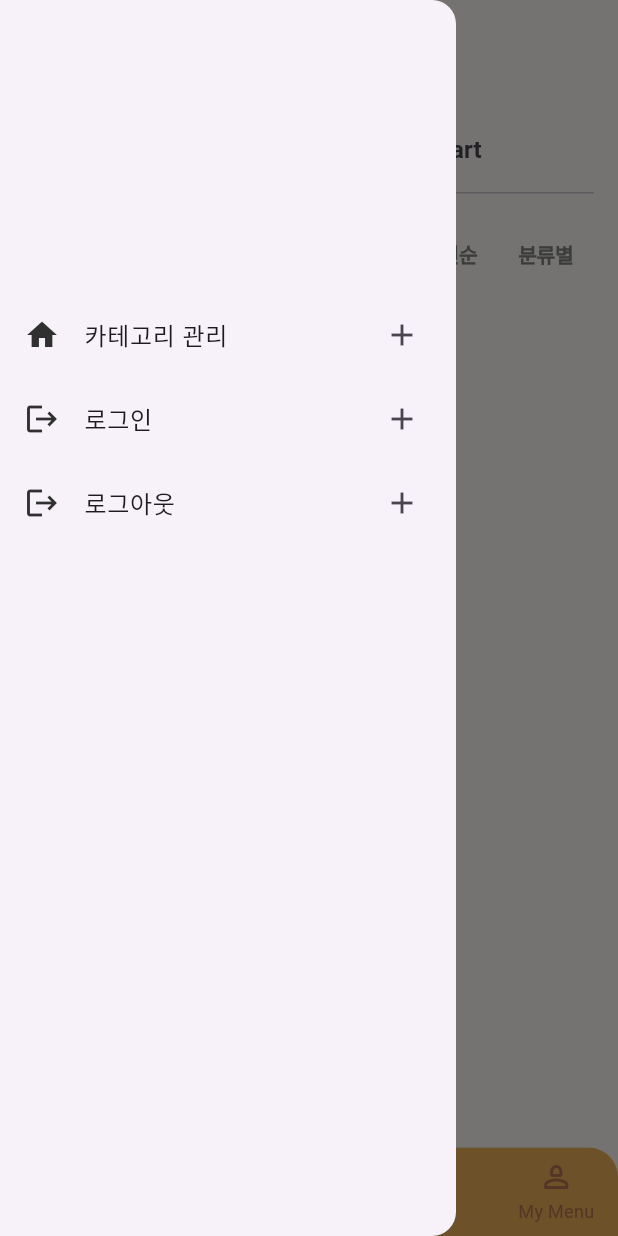
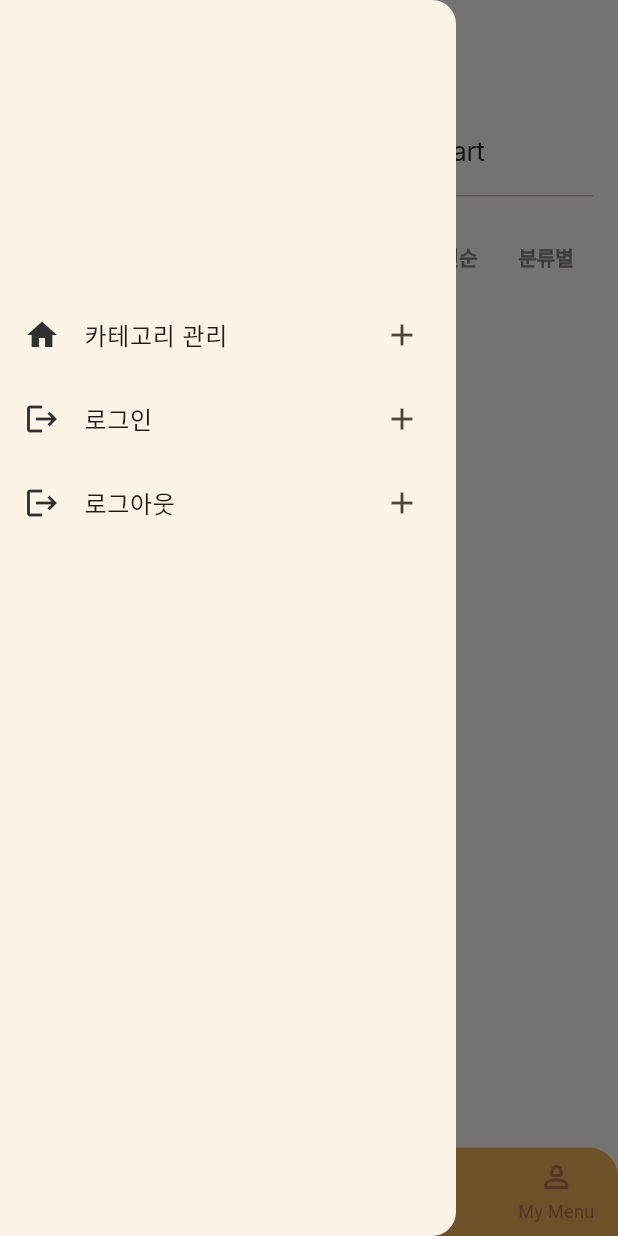
Before and after one commit to itbebop/flutter_moneybag_2024, a Flutter app: the screen it shows after launch, item 2 of the bottom bar chosen, with the side drawer open, on a phone screen of 412 x 824 dp. Run offline on Flutter 3.47's test engine with Material 3 defaults, Android fonts, the phone set to English and light mode, and no system bars; our stand-ins replace cloud_firestore, easy_localization, firebase_auth, firebase_core, firebase_storage, flutter_dotenv and 11 more; missing offline and left inert: kakao_flutter_sdk_user; accounts and stored records are empty; generated files the repository leaves out were written again; network calls fail; Roboto replaces fonts that are missing (Inter).

Commit message:
style: 글자 크기, 버튼 위치 등 조정

```diff
--- a/lib/app.dart
+++ b/lib/app.dart
@@ -23,10 +23,17 @@ class _AppState extends State<App> {
           builder: (context, ref, _) {
             final router = ref.watch(routerProvider);
             return MaterialApp.router(
-                debugShowCheckedModeBanner: false,
-                locale: const Locale('ko'),
-                routerConfig: router, // GoRouter 설정
-                theme: ThemeData(scaffoldBackgroundColor: UiConfig.backgroundColor, appBarTheme: const AppBarTheme(backgroundColor: UiConfig.backgroundColor)));
+              debugShowCheckedModeBanner: false,
+              locale: const Locale('ko'),
+              routerConfig: router, // GoRouter 설정
+              theme: ThemeData(
+                colorScheme: ColorScheme.fromSeed(seedColor: UiConfig.buttonColor),
+                scaffoldBackgroundColor: UiConfig.backgroundColor,
+                appBarTheme: const AppBarTheme(
+                  backgroundColor: UiConfig.backgroundColor,
+                ),
+              ),
+            );
           },
         ),
       ),
--- a/lib/common/common_component/floating_add_button/component/float_button.dart
+++ b/lib/common/common_component/floating_add_button/component/float_button.dart
@@ -18,7 +18,7 @@ class FloatButton extends StatelessWidget {
   @override
   Widget build(BuildContext context) {
     return Padding(
-      padding: EdgeInsets.only(bottom: 30.h, right: MediaQuery.of(context).size.width * 0.43),
+      padding: EdgeInsets.only(bottom: 30.h, right: MediaQuery.of(context).size.width * 0.425),
       child: Tap(
         onTap: () {
           action();
@@ -28,7 +28,6 @@ class FloatButton extends StatelessWidget {
           height: 60,
           padding: const EdgeInsets.symmetric(horizontal: 18),
           decoration: BoxDecoration(
-            // color: isExpanded ? UiConfig.backgroundColor : UiConfig.buttonColor,
             gradient: !isExpanded
                 ? const LinearGradient(
                     begin: Alignment.topLeft,
--- a/lib/screen/tab/home/home_screen.dart
+++ b/lib/screen/tab/home/home_screen.dart
@@ -117,6 +117,7 @@ class _HomeScreenState extends ConsumerState<HomeScreen> {
                                       onPressed: () => context.push('/login'),
                                       child: const Text('> 로그인 페이지로 이동하기'),
                                     ),
+                                    SizedBox(height: 32.h),
                                   ],
                                 )));
                           }
--- a/lib/screen/tab/report/report_screen.dart
+++ b/lib/screen/tab/report/report_screen.dart
@@ -25,9 +25,15 @@ class ReportScreen extends HookConsumerWidget {
 
           /// 탭바 클릭할 때 나오는 splash effect의 radius
           splashBorderRadius: BorderRadius.circular(10),
-          tabs: const [
-            Text('List'),
-            Text('Chart'),
+          tabs: [
+            Text(
+              'List',
+              style: UiConfig.h3Style,
+            ),
+            Text(
+              'Chart',
+              style: UiConfig.h3Style,
+            ),
           ],
         ),
         Expanded(
```
